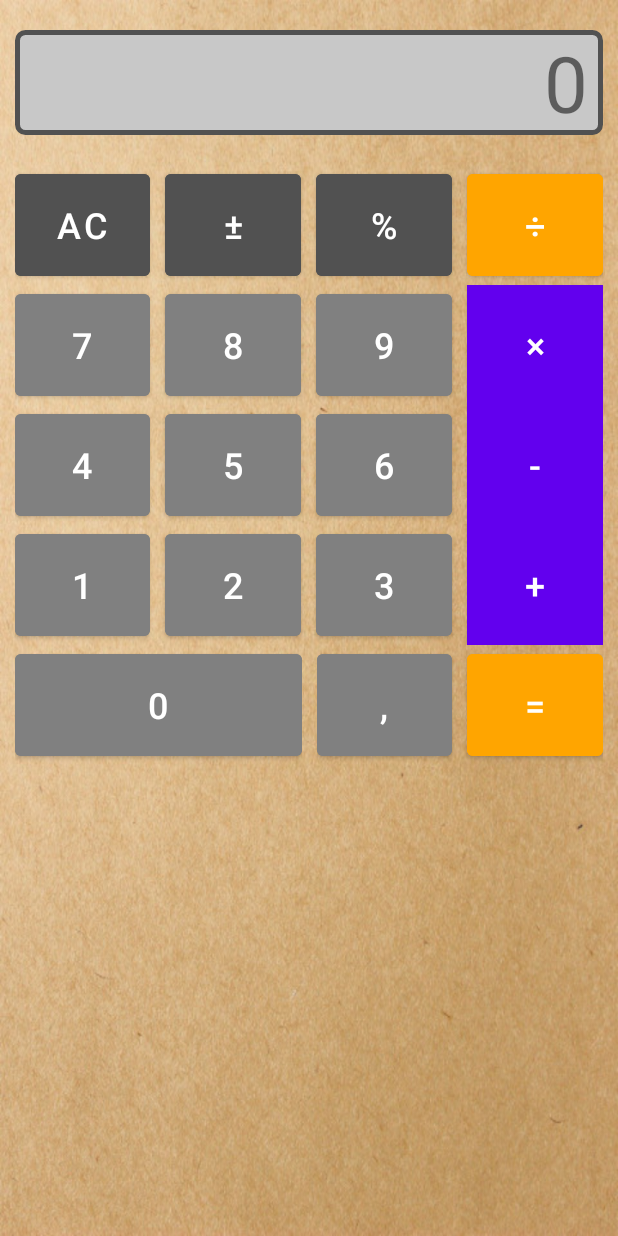
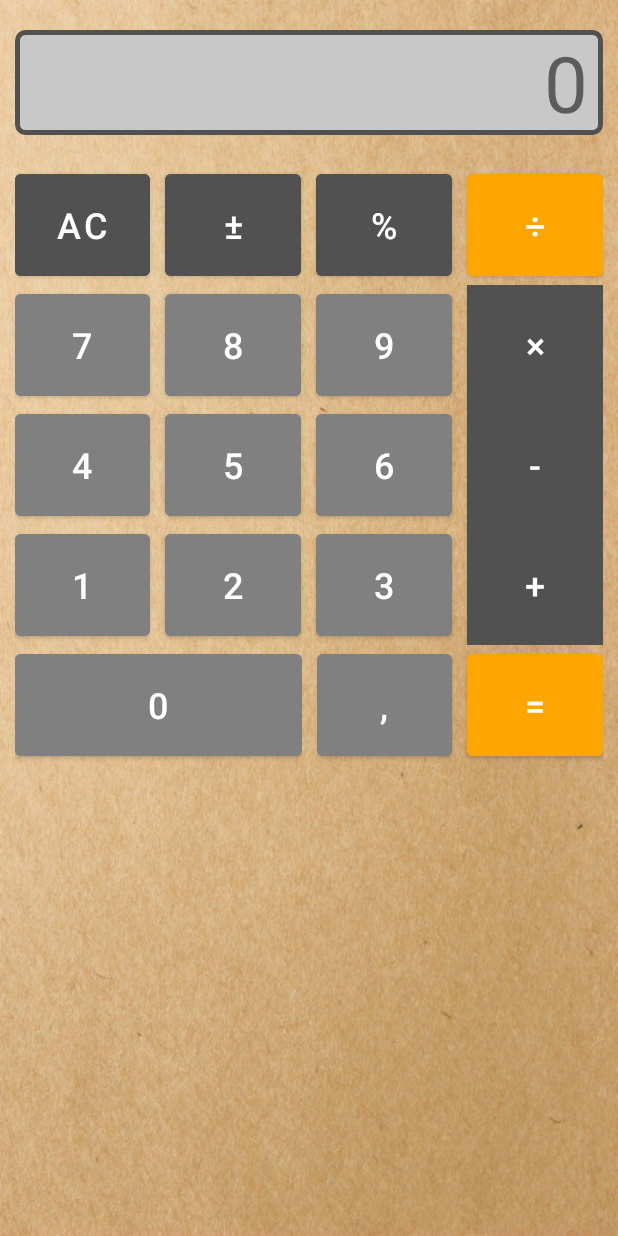
Before and after one commit to fat-hamster/android-lesson3, an Android app: the screen it shows after launch (MainActivity), on a phone screen of 412 x 824 dp. Run offline under Robolectric (Android 15) with nearby library versions, the phone set to English and light mode, and no system bars.

Commit message:
Как-то закончил. Тему попробую сделать в ДЗ №5 что-то тяжело мне даются стили и темы, не понимаю их

```diff
--- a/app/src/main/java/com/example/mysimplecalculator/MainActivity.java
+++ b/app/src/main/java/com/example/mysimplecalculator/MainActivity.java
@@ -45,7 +45,6 @@ public class MainActivity extends AppCompatActivity {
         MaterialButton plus = findViewById(R.id.plus);
         MaterialButton comma = findViewById(R.id.comma);
         MaterialButton equal = findViewById(R.id.equal);
-        Switch themeSwitch = (Switch) findViewById(R.id.themeSwitch);
 
         Map<Integer, Button> mNumberButtons = new HashMap<>();
         mNumberButtons.put(1, (MaterialButton) findViewById(R.id._1));
@@ -85,28 +84,6 @@ public class MainActivity extends AppCompatActivity {
         multiply.setOnClickListener(v -> setOperation(CalculatorCore.OPERATIONS.MULTIPLY));
         divide.setOnClickListener(v -> setOperation(CalculatorCore.OPERATIONS.DIVIDE));
         percent.setOnClickListener(v -> setOperation(CalculatorCore.OPERATIONS.PERCENT));
-
-//        themeSwitch.setOnClickListener(v -> {
-//            if(themeSwitch.isChecked()) {
-//                Toast.makeText(activity, "Switch is in ON State", Toast.LENGTH_LONG).show();
-//            } else {
-//                Toast.makeText(activity, "Switch is in OFF State", Toast.LENGTH_LONG).show();
-//            }
-//        });
-
-        /*theme_switch.setOnCheckedChangeListener(new CompoundButton.OnCheckedChangeListener() {
-            @Override
-            public void onCheckedChanged(CompoundButton buttonView, boolean isChecked) {
-                if (isChecked) {
-                    //setTheme(R.style.Theme_MySimpleCalculatorDark);
-                    display.setText("Checked");
-                } else {
-                    //setTheme(R.style.Theme_MySimpleCalculator);
-                    display.setText("Unchecked");
-                }
-                //recreate();
-            }
-        });*/
     }
 
 
--- a/app/src/main/res/layout/activity_main.xml
+++ b/app/src/main/res/layout/activity_main.xml
@@ -23,14 +23,6 @@
             android:hint="@string/_0"
             android:paddingRight="@dimen/horizontal_margin"
             android:textSize="@dimen/textviewSize" />
-        <Switch
-            android:id="@+id/themeSwitch"
-            android:layout_width="wrap_content"
-            android:layout_height="wrap_content"
-            android:layout_gravity="right"
-            android:text="@string/light_dark_theme_switch" />
-
-
     </LinearLayout>
 
     <LinearLayout
--- /dev/null
+++ b/app/src/main/res/values/style.xml
@@ -0,0 +1,6 @@
+<?xml version="1.0" encoding="utf-8"?>
+<resources>
+    <style name="MyTextViewStyle" parent="Theme.MaterialComponents.DayNight.NoActionBar">
+
+    </style>
+</resources>
--- a/app/src/main/res/values/themes.xml
+++ b/app/src/main/res/values/themes.xml
@@ -2,8 +2,8 @@
     <!-- Base application theme. -->
     <style name="Theme.MySimpleCalculator" parent="Theme.MaterialComponents.DayNight.NoActionBar">
         <!-- Primary brand color. -->
-        <item name="colorPrimary">@color/purple_500</item>
-        <item name="colorPrimaryVariant">@color/purple_700</item>
+        <item name="colorPrimary">@color/dark_gray</item>
+        <item name="colorPrimaryVariant">@color/gray</item>
         <item name="colorOnPrimary">@color/white</item>
         <!-- Secondary brand color. -->
         <item name="colorSecondary">@color/teal_200</item>
```
